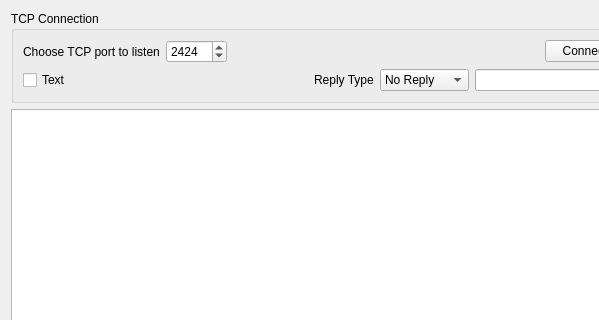
First picture: the form in tcplistener.ui, repository khomchenkovaa/PortListener, before the edit; both pictures show x 0 to 599 and y 0 to 320 of the 734 by 442 pixel window.
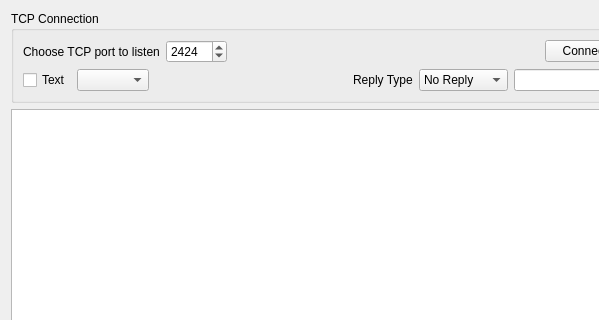
Second picture: the form after the edit.

Commit message: [ADD] source text codec option

Diff of the .ui file:
```diff
--- a/tcplistener.ui
+++ b/tcplistener.ui
@@ -80,6 +80,9 @@
           </property>
          </widget>
         </item>
+        <item>
+         <widget class="QComboBox" name="cmbCodec"/>
+        </item>
         <item>
          <spacer name="horizontalSpacer_2">
           <property name="orientation">
```
The commit also changes 8 other files.
